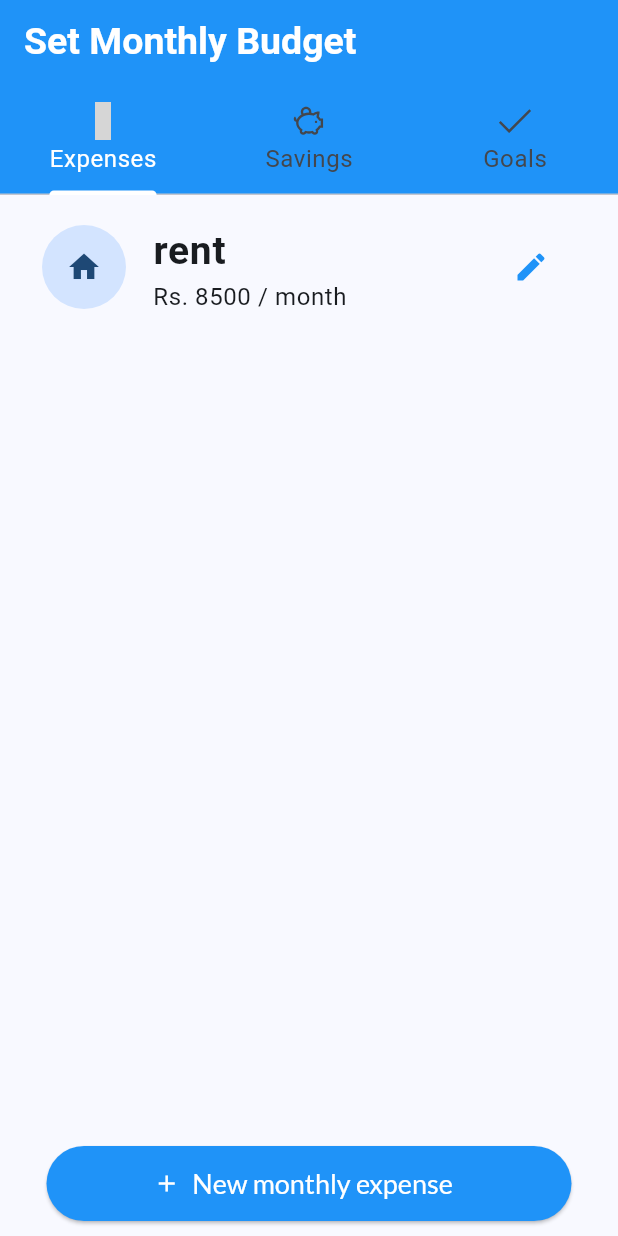
After one commit to Saurav-Ganguly/Budget_Tracker, a Flutter app: the SettingsScreen screen opened directly, on a phone screen of 412 x 824 dp. The commit adds this screen. Run offline on Flutter 3.47's test engine with Material 2 defaults, Android fonts, the phone set to English and light mode, and no system bars; our stand-ins replace google_fonts, line_icons, percent_indicator; grey boxes are pictures that could not be loaded.

Commit message:
started working on monthly budget

```diff
--- /dev/null
+++ b/lib/budget_screen/budget_screen.dart
@@ -0,0 +1,136 @@
+import 'package:budget_tracker/budget_screen/widgets/budget_settings_card.dart';
+import 'package:budget_tracker/providers/expenses_provider.dart';
+import 'package:budget_tracker/providers/goals_provider.dart';
+import 'package:budget_tracker/providers/savings_provider.dart';
+
+import 'package:flutter/material.dart';
+import 'package:line_icons/line_icons.dart';
+import 'package:provider/provider.dart';
+
+class SettingsScreen extends StatelessWidget {
+  const SettingsScreen({super.key});
+
+  @override
+  Widget build(BuildContext context) {
+    return DefaultTabController(
+      length: 3,
+      child: Scaffold(
+        appBar: AppBar(
+          backgroundColor: Theme.of(context).colorScheme.primary,
+          foregroundColor: Colors.white,
+          bottom: TabBar(
+            labelColor: Colors.white,
+            labelStyle: Theme.of(context)
+                .textTheme
+                .bodySmall!
+                .copyWith(color: Colors.grey),
+            tabs: const [
+              Tab(
+                text: "Expenses",
+                icon: Icon(
+                  LineIcons.wavyMoneyBill,
+                  size: 25,
+                ),
+              ),
+              Tab(
+                text: "Savings",
+                icon: Icon(
+                  LineIcons.piggyBank,
+                  size: 25,
+                ),
+              ),
+              Tab(
+                text: "Goals",
+                icon: Icon(
+                  LineIcons.check,
+                  size: 25,
+                ),
+              ),
+            ],
+          ),
+          title: const Text(
+            'Set Monthly Budget',
+            style: TextStyle(
+              fontSize: 25,
+            ),
+          ),
+        ),
+        body: const TabBarView(
+          children: [
+            ExpensesSetting(),
+            SavingsSetting(),
+            GoalsSetting(),
+          ],
+        ),
+      ),
+    );
+  }
+}
+
+class ExpensesSetting extends StatelessWidget {
+  const ExpensesSetting({super.key});
+
+  @override
+  Widget build(BuildContext context) {
+    final expenses = context.watch<ExpensesProvider>().expenses;
+    return Padding(
+      padding: const EdgeInsets.all(10.0),
+      child: Column(
+        children: [
+          Expanded(
+            child: ListView.builder(
+              itemCount: expenses.length,
+              itemBuilder: (context, index) {
+                final expense = expenses[index];
+                return BudgetSettingsCard(
+                  data: expense,
+                );
+              },
+            ),
+          ),
+          ElevatedButton.icon(
+            icon: const Icon(
+              Icons.add,
+              color: Colors.white,
+            ),
+            style: ElevatedButton.styleFrom(
+              backgroundColor: Theme.of(context).colorScheme.primary,
+              fixedSize: const Size(
+                350,
+                50,
+              ),
+            ),
+            onPressed: () {},
+            label: const Text(
+              'New monthly expense',
+              style: TextStyle(
+                color: Colors.white,
+                fontSize: 18,
+              ),
+            ),
+          ),
+        ],
+      ),
+    );
+  }
+}
+
+class SavingsSetting extends StatelessWidget {
+  const SavingsSetting({super.key});
+
+  @override
+  Widget build(BuildContext context) {
+    final savings = context.watch<SavingsProvider>().savings;
+    return const Placeholder();
+  }
+}
+
+class GoalsSetting extends StatelessWidget {
+  const GoalsSetting({super.key});
+
+  @override
+  Widget build(BuildContext context) {
+    final goals = context.watch<GoalsProvider>().goals;
+    return const Placeholder();
+  }
+}
--- /dev/null
+++ b/lib/budget_screen/widgets/budget_settings_card.dart
@@ -0,0 +1,29 @@
+import 'package:flutter/material.dart';
+
+class BudgetSettingsCard extends StatelessWidget {
+  final Map<String, dynamic> data;
+  const BudgetSettingsCard({super.key, required this.data});
+
+  @override
+  Widget build(BuildContext context) {
+    return ListTile(
+      leading: const CircleAvatar(
+        radius: 30,
+        child: Icon(
+          Icons.home,
+        ),
+      ),
+      title: Text(data["title"]),
+      subtitle: Text(
+        "Rs. ${data["allocated_amount"]} / month",
+        style: Theme.of(context).textTheme.bodySmall,
+      ),
+      trailing: IconButton(
+        onPressed: () {},
+        icon: const Icon(Icons.edit),
+        color: Theme.of(context).colorScheme.primary,
+        splashRadius: 10,
+      ),
+    );
+  }
+}
--- a/lib/main.dart
+++ b/lib/main.dart
@@ -6,7 +6,7 @@ import 'package:flutter/material.dart';
 import 'package:google_fonts/google_fonts.dart';
 import 'package:provider/provider.dart';
 
-import 'package:budget_tracker/settings_screen/settings_screen.dart';
+import 'package:budget_tracker/budget_screen/budget_screen.dart';
 import 'package:budget_tracker/transactions_screen/transactions_screen.dart';
 import 'package:budget_tracker/dashboard_screen/dashboard_screen.dart';
 
@@ -108,8 +108,8 @@ class _AppRootState extends State<AppRoot> {
       ),
       bottomNavigationBar: BottomNavigationBar(
         iconSize: 35,
-        selectedFontSize: 0,
-        unselectedFontSize: 0,
+        selectedFontSize: 10,
+        unselectedFontSize: 10,
         currentIndex: currentScreen,
         onTap: (value) {
           setState(() {
@@ -118,19 +118,19 @@ class _AppRootState extends State<AppRoot> {
         },
         items: const [
           BottomNavigationBarItem(
-            label: '',
+            label: 'Budget',
             icon: Icon(
-              Icons.settings,
+              Icons.pie_chart,
             ),
           ),
           BottomNavigationBarItem(
-            label: '',
+            label: 'Dashboard',
             icon: Icon(
               Icons.home,
             ),
           ),
           BottomNavigationBarItem(
-            label: '',
+            label: 'Transactions',
             icon: Icon(
               Icons.history,
             ),
--- a/lib/providers/goals_provider.dart
+++ b/lib/providers/goals_provider.dart
@@ -10,6 +10,8 @@ class GoalsProvider extends ChangeNotifier {
       "title": "Car",
       "icons": "",
       "allocated_amount": 800000,
+      "monthly_allocation": 10000,
+      "time": "10 years",
       "transactions": [
         {
           "id": '2',
--- a/lib/settings_screen/settings_screen.dart
+++ /dev/null
@@ -1,14 +0,0 @@
-import 'package:flutter/material.dart';
-
-class SettingsScreen extends StatelessWidget {
-  const SettingsScreen({super.key});
-
-  @override
-  Widget build(BuildContext context) {
-    return const Center(
-      child: Text(
-        'Settings screen',
-      ),
-    );
-  }
-}
--- /dev/null
+++ b/lib/widgets/add_category_dialog.dart
@@ -0,0 +1,10 @@
+import 'package:flutter/material.dart';
+
+class AddCategoryDialog extends StatelessWidget {
+  const AddCategoryDialog({super.key});
+
+  @override
+  Widget build(BuildContext context) {
+    return const Placeholder();
+  }
+}
--- /dev/null
+++ b/lib/widgets/add_transaction_dialog.dart
@@ -0,0 +1,10 @@
+import 'package:flutter/material.dart';
+
+class AddTransactionDialog extends StatelessWidget {
+  const AddTransactionDialog({super.key});
+
+  @override
+  Widget build(BuildContext context) {
+    return const Placeholder();
+  }
+}
```
